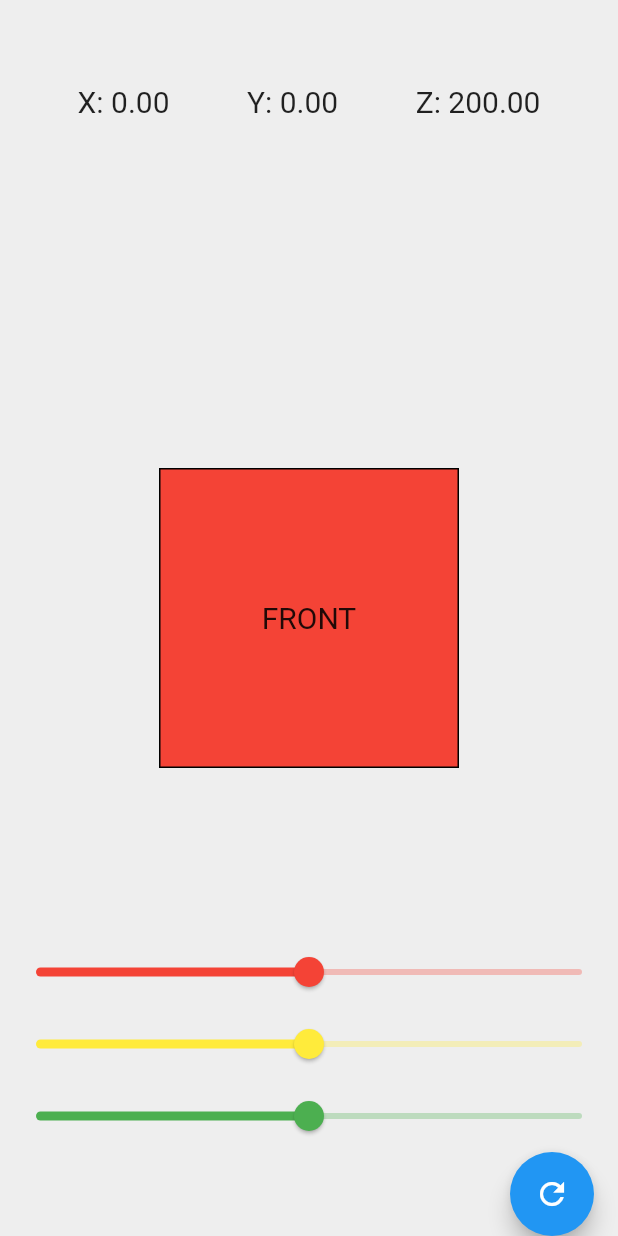
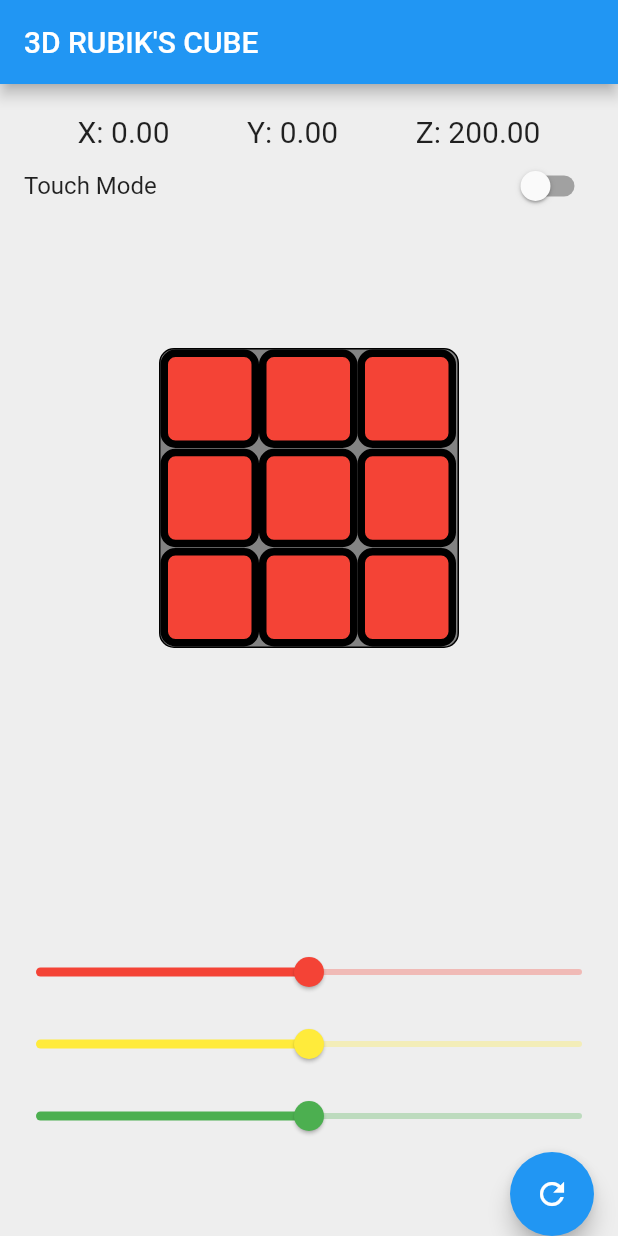
Before and after one commit to TheAlanMC/CubeRotation, a Flutter app: the screen it shows after launch, on a phone screen of 412 x 824 dp. Run offline on Flutter 3.47's test engine with Material 2 defaults, Android fonts, the phone set to English and light mode, and no system bars.

Commit message:
added rubick cube

```diff
--- a/lib/screens/home_screen.dart
+++ b/lib/screens/home_screen.dart
@@ -11,19 +11,43 @@ class HomeScreen extends StatefulWidget {
 }
 
 class _HomeScreenState extends State<HomeScreen> {
-  var valueSliderX = 0.0;
-  var valueSliderY = 0.0;
-  var valueSliderZ = 200.0;
+  double valueSliderX = 0.0;
+  double valueSliderY = 0.0;
+  double valueSliderZ = 200.0;
+  bool touchMode = false;
+
   @override
   Widget build(BuildContext context) {
     return Scaffold(
       backgroundColor: Colors.grey.shade200,
+      appBar: AppBar(
+        title: const Text('3D RUBIK\'S CUBE'),
+      ),
       body: Stack(
         children: [
           Positioned(
               bottom: MediaQuery.of(context).padding.bottom + kBottomNavigationBarHeight, left: 0, right: 0, child: customSliders()),
-          Positioned(top: kToolbarHeight, left: 0, right: 0, child: values()),
-          Center(child: customTransform()),
+          Positioned(top: 20, left: 0, right: 0, child: values()),
+          Positioned(
+            top: kToolbarHeight + 120,
+            left: 0,
+            right: 0,
+            child: Center(child: touchMode == false ? customTransform() : customGestureDetector()),
+          ),
+          Positioned(
+            top: 40,
+            left: 0,
+            right: 0,
+            child: Center(
+                child: SwitchListTile.adaptive(
+                    title: const Text('Touch Mode'),
+                    value: touchMode,
+                    onChanged: (value) {
+                      setState(() {
+                        touchMode = value;
+                      });
+                    })),
+          ),
         ],
       ),
       floatingActionButton: FloatingActionButton(
@@ -47,6 +71,24 @@ class _HomeScreenState extends State<HomeScreen> {
         ..rotateX(valueSliderX)
         ..rotateY(valueSliderY),
       child: cube(),
+    );
+  }
+
+  Widget customGestureDetector() {
+    return GestureDetector(
+      onPanUpdate: (details) {
+        setState(() {
+          valueSliderX += details.delta.dx * pi / 180;
+          valueSliderY += details.delta.dy * pi / 180;
+        });
+      },
+      child: Transform(
+        alignment: Alignment.center,
+        transform: Matrix4.identity()
+          ..rotateX(valueSliderX)
+          ..rotateY(valueSliderY),
+        child: cube(),
+      ),
     );
   }
 
@@ -207,13 +249,56 @@ class _HomeScreenState extends State<HomeScreen> {
 
   Container customContainer({required color, String text = ''}) {
     return Container(
-      width: valueSliderZ,
-      height: valueSliderZ,
+        width: valueSliderZ,
+        height: valueSliderZ,
+        decoration: BoxDecoration(
+          border: Border.all(color: Colors.black, width: 1),
+          color: Colors.black45,
+          borderRadius: BorderRadius.circular(10),
+        ),
+        child: customGrid(color));
+  }
+
+  Widget customGrid(color) {
+    return Row(
+      children: [
+        Column(
+          mainAxisAlignment: MainAxisAlignment.spaceBetween,
+          children: [
+            invidualGrid(color),
+            invidualGrid(color),
+            invidualGrid(color),
+          ],
+        ),
+        Column(
+          mainAxisAlignment: MainAxisAlignment.spaceBetween,
+          children: [
+            invidualGrid(color),
+            invidualGrid(color),
+            invidualGrid(color),
+          ],
+        ),
+        Column(
+          mainAxisAlignment: MainAxisAlignment.spaceBetween,
+          children: [
+            invidualGrid(color),
+            invidualGrid(color),
+            invidualGrid(color),
+          ],
+        ),
+      ],
+    );
+  }
+
+  Widget invidualGrid(color) {
+    return Container(
+      width: valueSliderZ / 3 - 1,
+      height: valueSliderZ / 3 - 1,
       decoration: BoxDecoration(
-        border: Border.all(color: Colors.black, width: 1),
+        border: Border.all(color: Colors.black, width: valueSliderZ / 40),
         color: color,
+        borderRadius: BorderRadius.circular(valueSliderZ / 20),
       ),
-      child: Center(child: Text(text, style: const TextStyle(fontSize: 20))),
     );
   }
 
@@ -240,7 +325,7 @@ class _HomeScreenState extends State<HomeScreen> {
           thumbColor: Colors.red,
           onChanged: (value) {
             setState(() {
-              valueSliderX = value;
+              valueSliderX = touchMode == false ? value : valueSliderX;
             });
           },
         ),
@@ -253,7 +338,7 @@ class _HomeScreenState extends State<HomeScreen> {
           thumbColor: Colors.yellow,
           onChanged: (value) {
             setState(() {
-              valueSliderY = value;
+              valueSliderY = touchMode == false ? value : valueSliderY;
             });
           },
         ),
@@ -266,7 +351,7 @@ class _HomeScreenState extends State<HomeScreen> {
           thumbColor: Colors.green,
           onChanged: (value) {
             setState(() {
-              valueSliderZ = value;
+              valueSliderZ = touchMode == false ? value : valueSliderZ;
             });
           },
         ),
```
